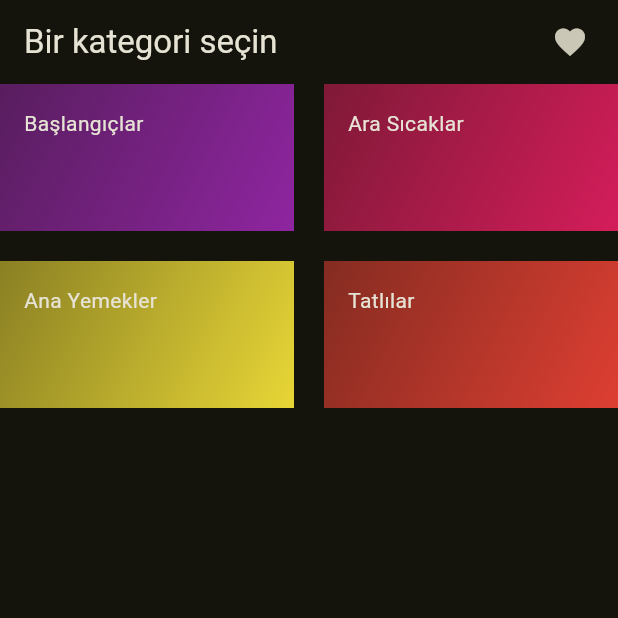
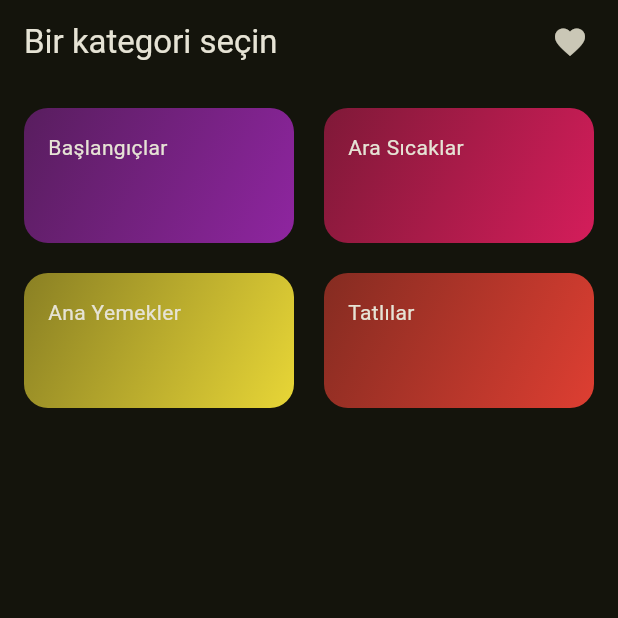
Before and after one commit to halit-kalayci-instruction/tobeto1a-flutter-projects, a Flutter app: the screen it shows after launch, on a phone screen of 412 x 824 dp, the top half of it. Run offline on Flutter 3.47's test engine with Material 3 defaults, Android fonts, the phone set to English and light mode, and no system bars; our stand-ins replace flutter_riverpod.

Commit message:
ders sonu

```diff
--- a/mealsapp/lib/providers/favorites_provider.dart
+++ b/mealsapp/lib/providers/favorites_provider.dart
@@ -5,6 +5,8 @@
 // notifier
 import 'package:flutter_riverpod/flutter_riverpod.dart';
 import 'package:mealsapp/models/meal.dart';
+
+// 11:20
 
 // initial state
 class FavoriteMealsNotifier extends StateNotifier<List<Meal>> {
@@ -32,3 +34,5 @@ final favoriteMealsProvider =
     StateNotifierProvider<FavoriteMealsNotifier, List<Meal>>((ref) {
   return FavoriteMealsNotifier();
 });
+
+// boilerplate
--- a/mealsapp/lib/screens/categories.dart
+++ b/mealsapp/lib/screens/categories.dart
@@ -36,6 +36,7 @@ class Categories extends StatelessWidget {
         ],
       ),
       body: GridView(
+        padding: const EdgeInsets.all(16),
         gridDelegate: const SliverGridDelegateWithFixedCrossAxisCount(
             crossAxisCount: 2,
             crossAxisSpacing: 20,
--- a/mealsapp/lib/screens/meal_details.dart
+++ b/mealsapp/lib/screens/meal_details.dart
@@ -16,7 +16,7 @@ class MealDetails extends ConsumerStatefulWidget {
 class _MealDetailsState extends ConsumerState<MealDetails> {
   @override
   Widget build(BuildContext context) {
-    final favoriteMeals = ref.watch(favoriteMealsProvider);
+    final favoriteMeals = ref.watch(favoriteMealsProvider); // bir veriyi izlemek,takip etmek
 
     return Scaffold(
       appBar: AppBar(
@@ -26,7 +26,7 @@ class _MealDetailsState extends ConsumerState<MealDetails> {
               onPressed: () {
                 ref
                     .read(favoriteMealsProvider.notifier)
-                    .toggleMealFavorite(widget.meal);
+                    .toggleMealFavorite(widget.meal);  // notifier'i okuyup üzerindeki fonks. çalıştırmak
               },
               icon: Icon(favoriteMeals.contains(widget.meal)
                   ? Icons.favorite
--- a/mealsapp/lib/widgets/category_card.dart
+++ b/mealsapp/lib/widgets/category_card.dart
@@ -17,6 +17,7 @@ class CategoryCard extends StatelessWidget {
       child: Container(
           padding: const EdgeInsets.all(16),
           decoration: BoxDecoration(
+            borderRadius: BorderRadius.circular(16),
             gradient: LinearGradient(colors: [
               category.color.withOpacity(0.5),
               category.color.withOpacity(0.9)
```
Also changed, not shown: mealsapp/lib/providers/filters_provider.dart (added, +11 -0 lines).
